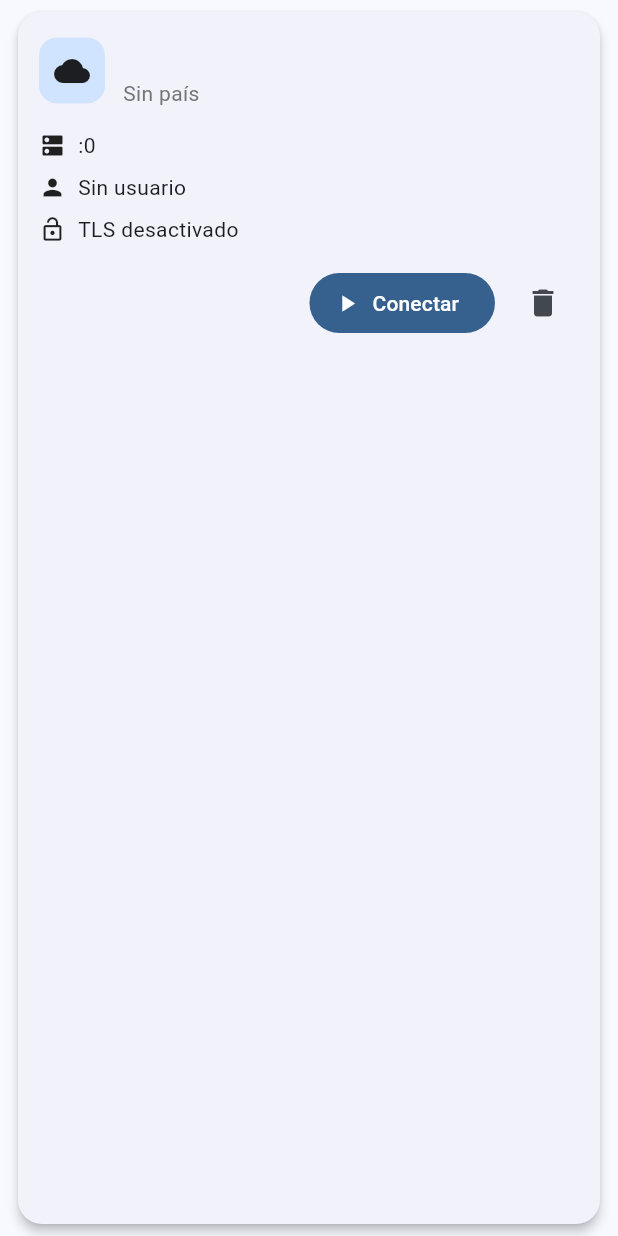
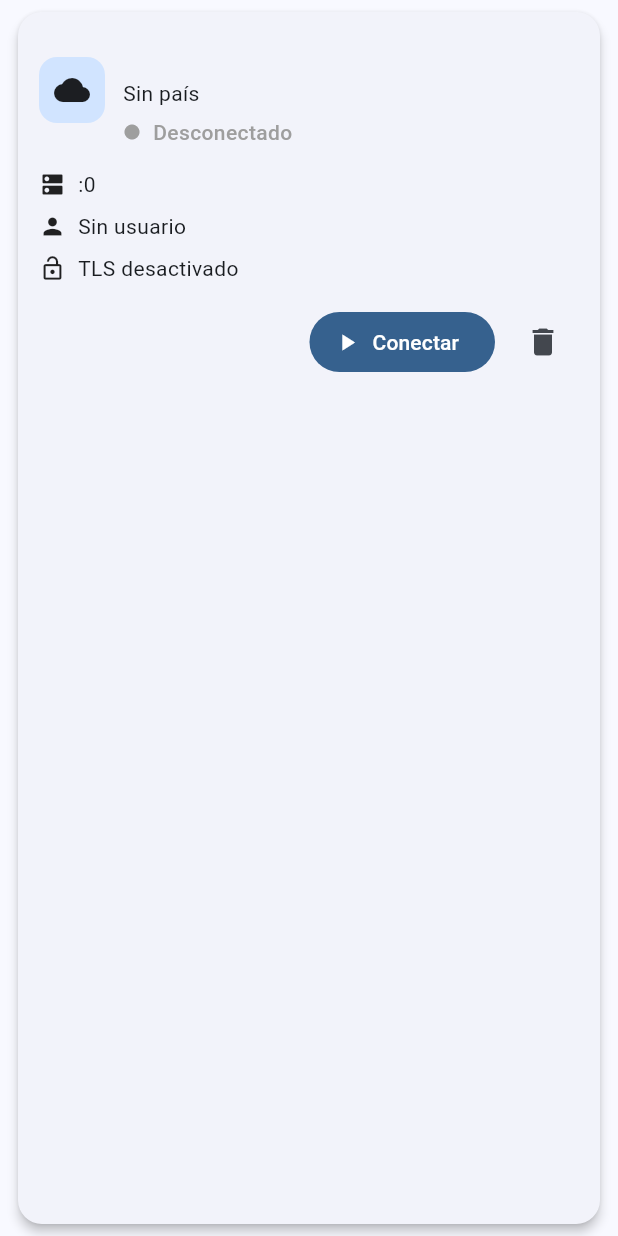
Before and after one commit to geminyu10-sudo/mytunnel, a Flutter app: the ServerCard widget shown alone on an empty page, opened directly with empty values, on a phone screen of 412 x 824 dp. Run offline on Flutter 3.47's test engine with Material 3 defaults, Android fonts, the phone set to English and light mode, and no system bars; our stand-ins replace shared_preferences; accounts and stored records are empty.

Commit message:
agrega estado de conexion visual en servidores

```diff
--- a/lib/models/server.dart
+++ b/lib/models/server.dart
@@ -9,7 +9,9 @@ class Server {
   final String pais;
   final bool favorito;
 
-  const Server({
+  bool conectado;
+
+  Server({
     required this.nombre,
     required this.ip,
     required this.puerto,
@@ -19,5 +21,6 @@ class Server {
     required this.sni,
     required this.pais,
     this.favorito = false,
+    this.conectado = false,
   });
 }
--- a/lib/screens/servers_page.dart
+++ b/lib/screens/servers_page.dart
@@ -95,13 +95,20 @@ class _ServersPageState extends State<ServersPage> {
   }
 
   void conectarServidor(Server server) {
-    ScaffoldMessenger.of(context).showSnackBar(
-      SnackBar(
-        content: Text("Conectando a ${server.nombre}"),
+  setState(() {
+    server.conectado = !server.conectado;
+  });
+
+  ScaffoldMessenger.of(context).showSnackBar(
+    SnackBar(
+      content: Text(
+        server.conectado
+            ? "Conectado a ${server.nombre}"
+            : "Desconectado de ${server.nombre}",
       ),
-    );
-  }
-
+    ),
+  );
+}
   @override
   Widget build(BuildContext context) {
     return Scaffold(
--- a/lib/widgets/server_card.dart
+++ b/lib/widgets/server_card.dart
@@ -66,9 +66,35 @@ class ServerCard extends StatelessWidget {
                         server.pais.isEmpty
                             ? "Sin país"
                             : server.pais,
-                        style: TextStyle(
-                          color: Colors.grey[600],
-                        ),
+                      ),
+
+                      const SizedBox(height: 6),
+
+                      Row(
+                        children: [
+                          Icon(
+                            Icons.circle,
+                            size: 12,
+                            color: server.conectado
+                                ? Colors.green
+                                : Colors.grey,
+                          ),
+
+                          const SizedBox(width: 8),
+
+                          Text(
+                            server.conectado
+                                ? "Conectado"
+                                : "Desconectado",
+                            style: TextStyle(
+                              fontWeight:
+                                  FontWeight.w500,
+                              color: server.conectado
+                                  ? Colors.green
+                                  : Colors.grey,
+                            ),
+                          ),
+                        ],
                       ),
                     ],
                   ),
@@ -91,6 +117,7 @@ class ServerCard extends StatelessWidget {
                   size: 18,
                 ),
                 const SizedBox(width: 8),
+
                 Text(
                   "${server.ip}:${server.puerto}",
                 ),
@@ -106,6 +133,7 @@ class ServerCard extends StatelessWidget {
                   size: 18,
                 ),
                 const SizedBox(width: 8),
+
                 Text(
                   server.usuario.isEmpty
                       ? "Sin usuario"
@@ -124,7 +152,9 @@ class ServerCard extends StatelessWidget {
                       : Icons.lock_open,
                   size: 18,
                 ),
+
                 const SizedBox(width: 8),
+
                 Text(
                   server.tls
                       ? "TLS activado"
@@ -142,11 +172,15 @@ class ServerCard extends StatelessWidget {
 
                 FilledButton.icon(
                   onPressed: onConnect,
-                  icon: const Icon(
-                    Icons.play_arrow,
+                  icon: Icon(
+                    server.conectado
+                        ? Icons.stop
+                        : Icons.play_arrow,
                   ),
-                  label: const Text(
-                    "Conectar",
+                  label: Text(
+                    server.conectado
+                        ? "Desconectar"
+                        : "Conectar",
                   ),
                 ),
 
```
